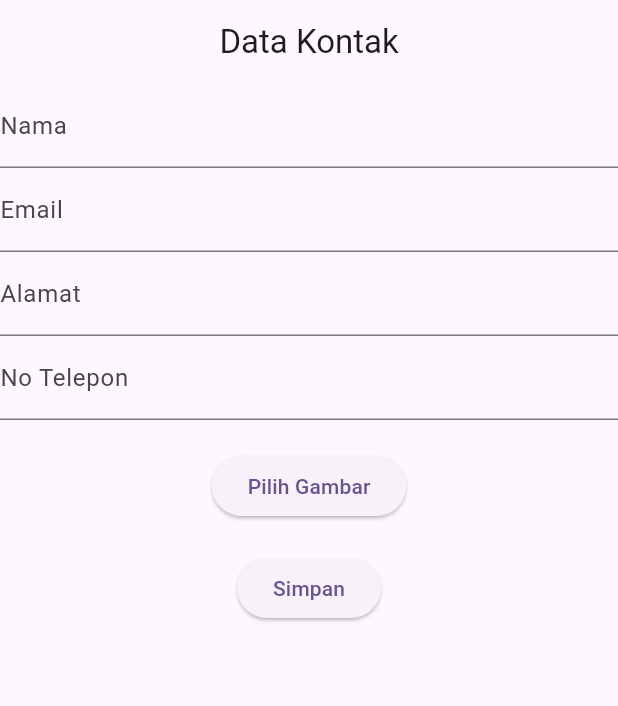
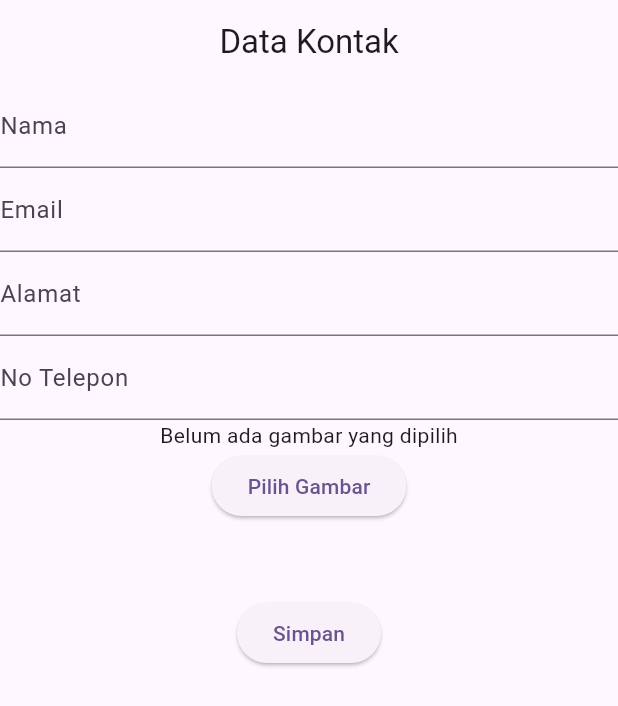
Before and after one commit to bagussatt/Kontak_003, a Flutter app: the screen it shows after launch, after a tap on "Simpan", on a phone screen of 412 x 824 dp. Shown: the top 706 px of the screen. Run offline on Flutter 3.47's test engine with Material 3 defaults, Android fonts, the phone set to English and light mode, and no system bars; our stand-ins replace image_picker.

Commit message:
Menambahkan metode addPerson ke KontakController

```diff
--- a/lib/screen/data_kontak.dart
+++ b/lib/screen/data_kontak.dart
@@ -24,7 +24,13 @@ class DataKontak extends StatelessWidget {
             emailF: email,
             noTlpnF: notlp,
             alamatF: alamat,
-          ), FooterKontak()],
+          ), FooterKontak(
+            formKeyF: formKey,
+            namaF: nama,
+            emailF: email,
+            noTlpnF: notlp,
+            alamatF: alamat,
+          )],
         ),
       ),
     );
--- a/lib/widgets/Data Kontak/footer_kontak.dart
+++ b/lib/widgets/Data Kontak/footer_kontak.dart
@@ -1,29 +1,78 @@
+import 'dart:io';
+
 import 'package:flutter/material.dart';
+import 'package:image_picker/image_picker.dart';
+import 'package:praktikum5/model/person.dart';
+import 'package:praktikum5/controller/kontak_controller.dart';
 
 class FooterKontak extends StatefulWidget {
-  const FooterKontak({super.key});
+  const FooterKontak({super.key, required this.formKeyF, required this.namaF, required this.emailF, required this.alamatF, required this.noTlpnF});
+    final GlobalKey<FormState> formKeyF;
+  final TextEditingController namaF;
+  final TextEditingController emailF;
+  final TextEditingController alamatF;
+  final TextEditingController noTlpnF;
+
 
   @override
   State<FooterKontak> createState() => _FooterKontakState();
 }
 
 class _FooterKontakState extends State<FooterKontak> {
+ File? _image;
+  final _imagePicker = ImagePicker();
+
+  Future<void> getImage() async {
+    final XFile? pickedFile =
+        await _imagePicker.pickImage(source: ImageSource.gallery);
+
+    setState(
+      () {
+        if (pickedFile != null) {
+          _image = File(pickedFile.path);
+        } else {
+          print("No image selected");
+        }
+      },
+    );
+  }
+
   @override
   Widget build(BuildContext context) {
     return Column(
+
       children: [
+
+        _image == null
+                ? const Text("Belum ada gambar yang dipilih")
+                : Image.file(_image!),
+            ElevatedButton(
+              onPressed: getImage,
+              child: const Text("Pilih Gambar"),
+            ),
         SizedBox(height: 20),
-        ElevatedButton(
-          onPressed: () {},
-          child: Text("Pilih Gambar"),
-        ),
+
         SizedBox(
           height: 20,
         ),
-        ElevatedButton(
-          onPressed: () {},
-          child: Text("Simpan"),
-        ),
+       Container(
+                margin: EdgeInsets.all(10),
+                child: ElevatedButton(onPressed: () async {
+                  if (widget.formKeyF.currentState!.validate()) {
+                    var result = await KontakController().addPerson(
+                      Person(
+                        nama: widget.namaF.text,
+                        email: widget.emailF.text,
+                        alamat: widget.alamatF.text,
+                        tlp: widget.noTlpnF.text,
+                        foto: _image!.path
+                      ),
+                      _image,
+                    );
+                    ScaffoldMessenger.of(context).showSnackBar(SnackBar(content: Text(result['message'],),),);
+                  }
+                }, child: Text("Simpan")),
+              )
       ],
     );
   }
```
Also changed, not shown: lib/controller/kontak_controller.dart (+43 -0 lines), lib/model/person.dart (renamed from lib/class/person.dart, +13 -4 lines).
